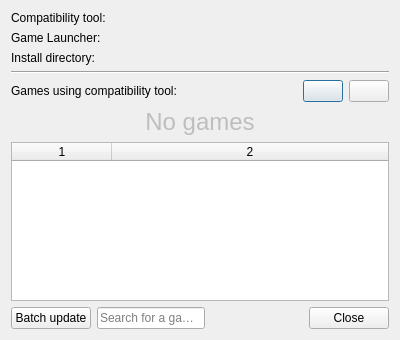
DavidoTek/ProtonUp-Qt, file pupgui2/resources/ui/pupgui2_ctinfodialog.ui: the form before one commit.
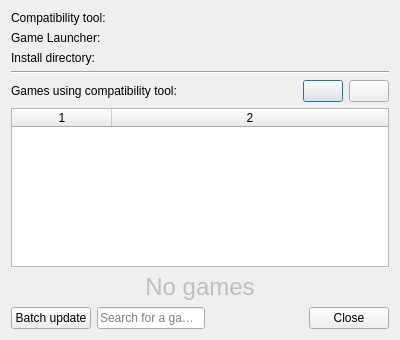
The form after the commit. Icons and pictures are not drawn.

Commit message: CtInfo: Designer UI tweaks

What changed in the file:
```diff
--- a/pupgui2/resources/ui/pupgui2_ctinfodialog.ui
+++ b/pupgui2/resources/ui/pupgui2_ctinfodialog.ui
@@ -130,6 +130,54 @@
      </item>
     </layout>
    </item>
+   <item>
+    <widget class="QTableWidget" name="listGames">
+     <property name="sizePolicy">
+      <sizepolicy hsizetype="Expanding" vsizetype="Expanding">
+       <horstretch>0</horstretch>
+       <verstretch>0</verstretch>
+      </sizepolicy>
+     </property>
+     <property name="focusPolicy">
+      <enum>Qt::ClickFocus</enum>
+     </property>
+     <property name="editTriggers">
+      <set>QAbstractItemView::NoEditTriggers</set>
+     </property>
+     <property name="selectionBehavior">
+      <enum>QAbstractItemView::SelectRows</enum>
+     </property>
+     <property name="sortingEnabled">
+      <bool>true</bool>
+     </property>
+     <property name="rowCount">
+      <number>0</number>
+     </property>
+     <property name="columnCount">
+      <number>2</number>
+     </property>
+     <attribute name="horizontalHeaderVisible">
+      <bool>true</bool>
+     </attribute>
+     <attribute name="horizontalHeaderCascadingSectionResizes">
+      <bool>false</bool>
+     </attribute>
+     <attribute name="horizontalHeaderStretchLastSection">
+      <bool>true</bool>
+     </attribute>
+     <attribute name="verticalHeaderVisible">
+      <bool>false</bool>
+     </attribute>
+     <attribute name="verticalHeaderShowSortIndicator" stdset="0">
+      <bool>false</bool>
+     </attribute>
+     <attribute name="verticalHeaderStretchLastSection">
+      <bool>false</bool>
+     </attribute>
+     <column/>
+     <column/>
+    </widget>
+   </item>
    <item>
     <spacer name="verticalSpacer">
      <property name="orientation">
@@ -143,13 +191,13 @@
      </property>
     </spacer>
    </item>
-   <item alignment="Qt::AlignHCenter|Qt::AlignVCenter">
+   <item>
     <widget class="QLabel" name="lblGamesList">
      <property name="enabled">
       <bool>false</bool>
      </property>
      <property name="sizePolicy">
-      <sizepolicy hsizetype="Expanding" vsizetype="Expanding">
+      <sizepolicy hsizetype="Minimum" vsizetype="Minimum">
        <horstretch>0</horstretch>
        <verstretch>0</verstretch>
       </sizepolicy>
@@ -167,48 +215,6 @@
      </property>
     </widget>
    </item>
-   <item>
-    <widget class="QTableWidget" name="listGames">
-     <property name="focusPolicy">
-      <enum>Qt::ClickFocus</enum>
-     </property>
-     <property name="editTriggers">
-      <set>QAbstractItemView::NoEditTriggers</set>
-     </property>
-     <property name="selectionBehavior">
-      <enum>QAbstractItemView::SelectRows</enum>
-     </property>
-     <property name="sortingEnabled">
-      <bool>true</bool>
-     </property>
-     <property name="rowCount">
-      <number>0</number>
-     </property>
-     <property name="columnCount">
-      <number>2</number>
-     </property>
-     <attribute name="horizontalHeaderVisible">
-      <bool>true</bool>
-     </attribute>
-     <attribute name="horizontalHeaderCascadingSectionResizes">
-      <bool>false</bool>
-     </attribute>
-     <attribute name="horizontalHeaderStretchLastSection">
-      <bool>true</bool>
-     </attribute>
-     <attribute name="verticalHeaderVisible">
-      <bool>false</bool>
-     </attribute>
-     <attribute name="verticalHeaderShowSortIndicator" stdset="0">
-      <bool>false</bool>
-     </attribute>
-     <attribute name="verticalHeaderStretchLastSection">
-      <bool>false</bool>
-     </attribute>
-     <column/>
-     <column/>
-    </widget>
-   </item>
    <item>
     <spacer name="verticalSpacer_2">
      <property name="orientation">
```
